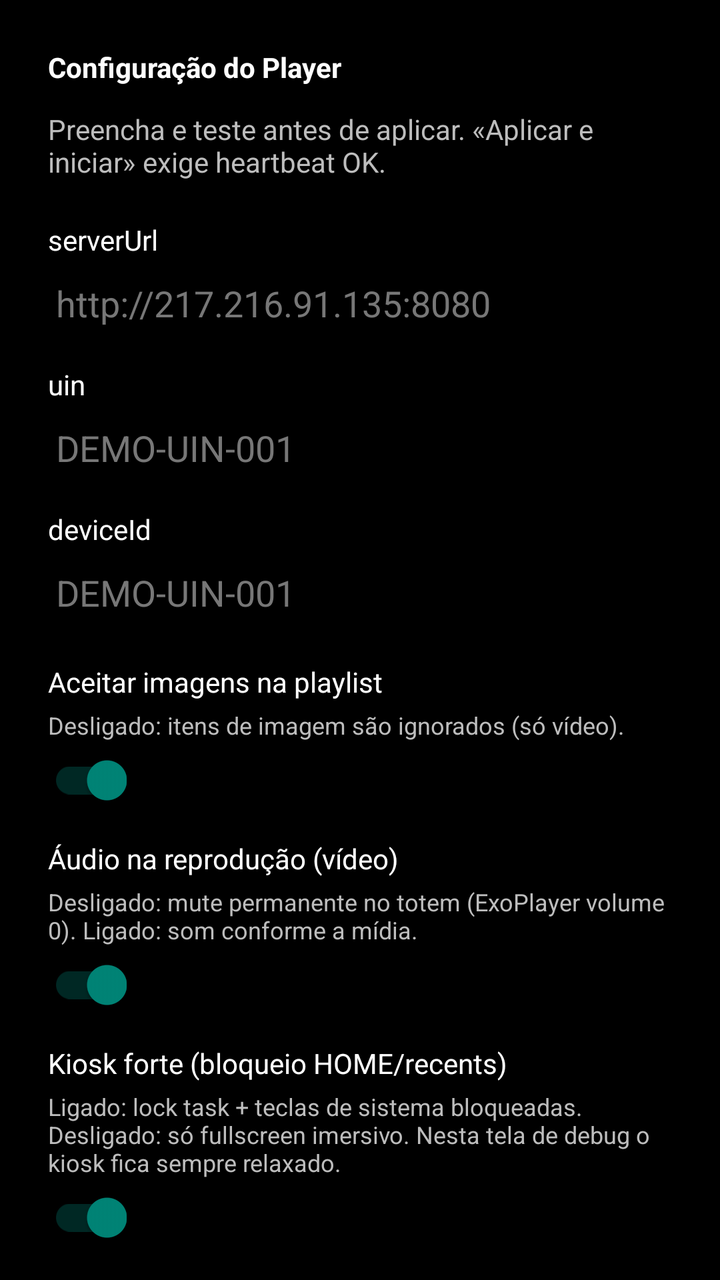
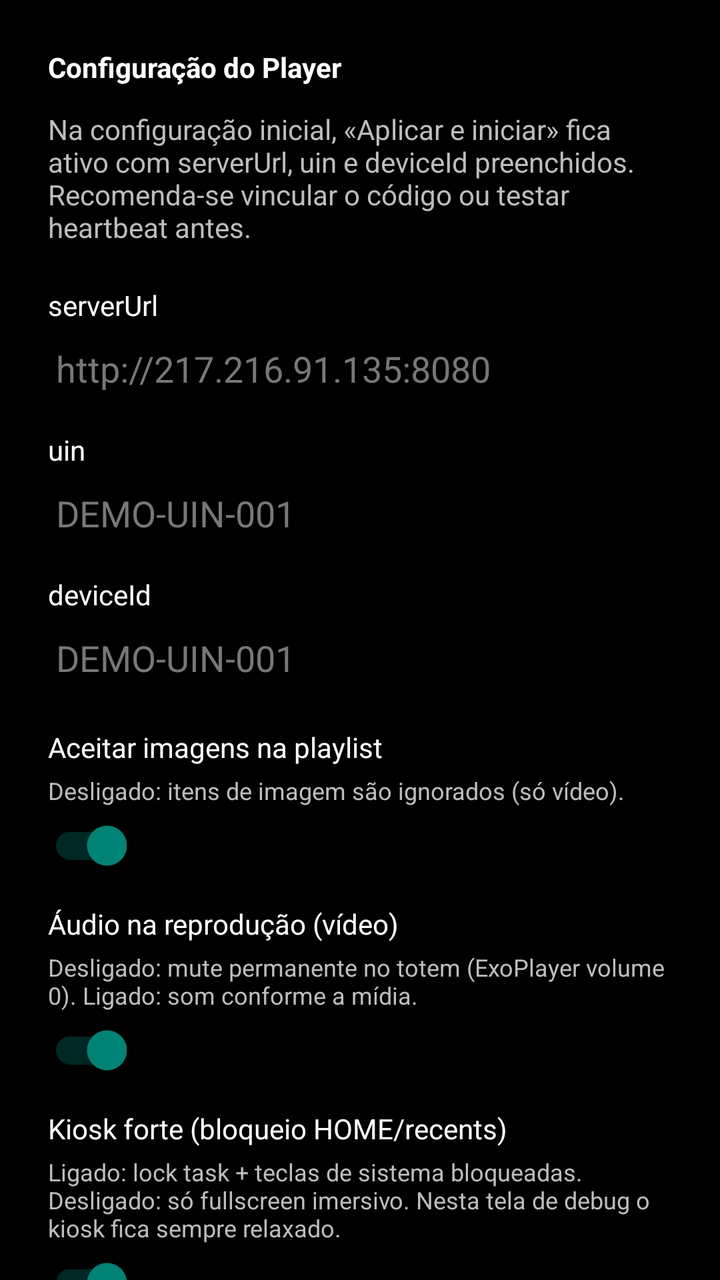

Before-and-after screenshots of an Android layout around one commit, followed by the original layout XML and the change that was made.
<!-- AndroidManifest.xml: activity theme Theme.PlayerAD -->
<!-- res/layout/activity_debug_config.xml -->
<?xml version="1.0" encoding="utf-8"?>
<ScrollView xmlns:android="http://schemas.android.com/apk/res/android"
    android:layout_width="match_parent"
    android:layout_height="match_parent"
    android:background="#000000">

    <LinearLayout
        android:layout_width="match_parent"
        android:layout_height="wrap_content"
        android:padding="24dp"
        android:orientation="vertical">

        <TextView
            android:id="@+id/textReason"
            android:layout_width="match_parent"
            android:layout_height="wrap_content"
            android:textColor="#FFFFFF"
            android:textStyle="bold"
            android:text="Configuração do Player"/>

        <LinearLayout
            android:id="@+id/panelSuSetup"
            android:layout_width="match_parent"
            android:layout_height="wrap_content"
            android:layout_marginTop="16dp"
            android:background="#1E2A1E"
            android:orientation="vertical"
            android:padding="16dp"
            android:visibility="gone">

            <TextView
                android:layout_width="match_parent"
                android:layout_height="wrap_content"
                android:text="@string/su_section_title"
                android:textColor="#A5D6A7"
                android:textSize="16sp"
                android:textStyle="bold" />

            <TextView
                android:layout_width="match_parent"
                android:layout_height="wrap_content"
                android:layout_marginTop="8dp"
                android:lineSpacingExtra="3dp"
                android:text="@string/su_section_hint"
                android:textColor="#C8E6C9"
                android:textSize="13sp" />

            <TextView
                android:id="@+id/textSuStatus"
                android:layout_width="match_parent"
                android:layout_height="wrap_content"
                android:layout_marginTop="12dp"
                android:text="@string/su_status_pending"
                android:textColor="#FFFFFF"
                android:textSize="14sp"
                android:textStyle="bold" />

            <Button
                android:id="@+id/btnRequestSu"
                android:layout_width="match_parent"
                android:layout_height="wrap_content"
                android:layout_marginTop="12dp"
                android:text="@string/su_btn_request" />
        </LinearLayout>

        <TextView
            android:layout_width="match_parent"
            android:layout_height="wrap_content"
            android:layout_marginTop="12dp"
            android:textColor="#BDBDBD"
            android:text="Preencha e teste antes de aplicar. «Aplicar e iniciar» exige heartbeat OK."/>

        <TextView
            android:layout_width="match_parent"
            android:layout_height="wrap_content"
            android:layout_marginTop="20dp"
            android:textColor="#FFFFFF"
            android:text="serverUrl"/>

        <EditText
            android:id="@+id/editServerUrl"
            android:layout_width="match_parent"
            android:layout_height="wrap_content"
            android:inputType="textUri"
            android:textColor="#FFFFFF"
            android:textColorHint="#777777"
            android:hint="http://217.216.91.135:8080"/>

        <TextView
            android:layout_width="match_parent"
            android:layout_height="wrap_content"
            android:layout_marginTop="12dp"
            android:textColor="#FFFFFF"
            android:text="uin"/>

        <EditText
            android:id="@+id/editUin"
            android:layout_width="match_parent"
            android:layout_height="wrap_content"
            android:inputType="text"
            android:textColor="#FFFFFF"
            android:textColorHint="#777777"
            android:hint="DEMO-UIN-001"/>

        <TextView
            android:layout_width="match_parent"
            android:layout_height="wrap_content"
            android:layout_marginTop="12dp"
            android:textColor="#FFFFFF"
            android:text="deviceId"/>

        <EditText
            android:id="@+id/editDeviceId"
            android:layout_width="match_parent"
            android:layout_height="wrap_content"
            android:inputType="text"
            android:textColor="#FFFFFF"
            android:textColorHint="#777777"
            android:hint="DEMO-UIN-001"/>

        <TextView
            android:layout_width="match_parent"
            android:layout_height="wrap_content"
            android:layout_marginTop="16dp"
            android:textColor="#FFFFFF"
            android:text="Aceitar imagens na playlist"/>

        <TextView
            android:layout_width="match_parent"
            android:layout_height="wrap_content"
            android:layout_marginTop="4dp"
            android:textColor="#BDBDBD"
            android:textSize="12sp"
            android:text="Desligado: itens de imagem são ignorados (só vídeo)."/>

        <androidx.appcompat.widget.SwitchCompat
            android:id="@+id/switchAcceptImages"
            android:layout_width="wrap_content"
            android:layout_height="wrap_content"
            android:layout_marginTop="6dp"
            android:checked="true"/>

        <TextView
            android:layout_width="match_parent"
            android:layout_height="wrap_content"
            android:layout_marginTop="16dp"
            android:textColor="#FFFFFF"
            android:text="Áudio na reprodução (vídeo)"/>

        <TextView
            android:layout_width="match_parent"
            android:layout_height="wrap_content"
            android:layout_marginTop="4dp"
            android:textColor="#BDBDBD"
            android:textSize="12sp"
            android:text="Desligado: mute permanente no totem (ExoPlayer volume 0). Ligado: som conforme a mídia."/>

        <androidx.appcompat.widget.SwitchCompat
            android:id="@+id/switchAllowPlaybackAudio"
            android:layout_width="wrap_content"
            android:layout_height="wrap_content"
            android:layout_marginTop="6dp"
            android:checked="true"/>

        <TextView
            android:layout_width="match_parent"
            android:layout_height="wrap_content"
            android:layout_marginTop="16dp"
            android:textColor="#FFFFFF"
            android:text="Kiosk forte (bloqueio HOME/recents)"/>

        <TextView
            android:layout_width="match_parent"
            android:layout_height="wrap_content"
            android:layout_marginTop="4dp"
            android:textColor="#BDBDBD"
            android:textSize="12sp"
            android:text="Ligado: lock task + teclas de sistema bloqueadas. Desligado: só fullscreen imersivo. Nesta tela de debug o kiosk fica sempre relaxado."/>

        <androidx.appcompat.widget.SwitchCompat
            android:id="@+id/switchStrongKiosk"
            android:layout_width="wrap_content"
            android:layout_height="wrap_content"
            android:layout_marginTop="6dp"
            android:checked="true"/>

        <TextView
            android:layout_width="match_parent"
            android:layout_height="wrap_content"
            android:layout_marginTop="16dp"
            android:textColor="#FFFFFF"
            android:text="Montagem do painel (orientação física)"/>

        <TextView
            android:layout_width="match_parent"
            android:layout_height="wrap_content"
            android:layout_marginTop="4dp"
            android:textColor="#BDBDBD"
            android:textSize="12sp"
            android:text="Como o totem está instalado na parede. O player aplica rotação no dispositivo e exibe mídia 9:16 dentro do viewport."/>

        <Spinner
            android:id="@+id/spinnerScreenOrientation"
            android:layout_width="match_parent"
            android:layout_height="wrap_content"
            android:layout_marginTop="8dp"/>

        <TextView
            android:id="@+id/textOrientationDegrees"
            android:layout_width="match_parent"
            android:layout_height="wrap_content"
            android:layout_marginTop="8dp"
            android:textColor="#BDBDBD"
            android:textSize="13sp"
            android:text="0° — retrato (portrait)"/>

        <TextView
            android:layout_width="match_parent"
            android:layout_height="wrap_content"
            android:layout_marginTop="12dp"
            android:textColor="#FFFFFF"
            android:text="Provisionamento do sistema (ADB)"/>

        <TextView
            android:layout_width="match_parent"
            android:layout_height="wrap_content"
            android:layout_marginTop="4dp"
            android:textColor="#BDBDBD"
            android:textSize="12sp"
            android:text="Somente leitura. Portrait no SO e launcher exigem install-player-adb.ps1 no PC com depuração USB."/>

        <TextView
            android:id="@+id/textSystemProvisioning"
            android:layout_width="match_parent"
            android:layout_height="wrap_content"
            android:layout_marginTop="8dp"
            android:textColor="#9E9E9E"
            android:textSize="11sp"
            android:fontFamily="monospace"
            android:text="A carregar..."/>

        <TextView
            android:layout_width="match_parent"
            android:layout_height="wrap_content"
            android:layout_marginTop="16dp"
            android:textColor="#FFFFFF"
            android:text="Batimento cardiaco (segundos)"/>

        <TextView
            android:layout_width="match_parent"
            android:layout_height="wrap_content"
            android:layout_marginTop="4dp"
            android:textColor="#BDBDBD"
            android:textSize="12sp"
            android:text="Intervalo do heartbeat: comandos remotos, OTA, presença online. Sem pedir dispatch. Mínimo: 10s (recomendado: 120s)."/>

        <EditText
            android:id="@+id/editBatimentoCardiaco"
            android:layout_width="match_parent"
            android:layout_height="wrap_content"
            android:layout_marginTop="6dp"
            android:inputType="number"
            android:textColor="#FFFFFF"
            android:textColorHint="#777777"
            android:hint="120"/>

        <TextView
            android:layout_width="match_parent"
            android:layout_height="wrap_content"
            android:layout_marginTop="16dp"
            android:textColor="#FFFFFF"
            android:text="Atualizar plano / dispatch (segundos)"/>

        <TextView
            android:layout_width="match_parent"
            android:layout_height="wrap_content"
            android:layout_marginTop="4dp"
            android:textColor="#BDBDBD"
            android:textSize="12sp"
            android:text="Intervalo para GET /dispatch (plano de mídia). Independente do fim de ciclo. Mínimo: 10s (recomendado: 600s)."/>

        <EditText
            android:id="@+id/editMaxSecondsWithoutServerCheck"
            android:layout_width="match_parent"
            android:layout_height="wrap_content"
            android:layout_marginTop="6dp"
            android:inputType="number"
            android:textColor="#FFFFFF"
            android:textColorHint="#777777"
            android:hint="60"/>

        <TextView
            android:layout_width="match_parent"
            android:layout_height="wrap_content"
            android:layout_marginTop="16dp"
            android:textColor="#FFFFFF"
            android:text="Armazenamento (mídias / cache)"/>

        <TextView
            android:layout_width="match_parent"
            android:layout_height="wrap_content"
            android:layout_marginTop="4dp"
            android:textColor="#BDBDBD"
            android:textSize="12sp"
            android:text="auto = preferir volume removível (USB/SD) se o Android expuser em getExternalFilesDirs; path_override = pasta absoluta."/>

        <Spinner
            android:id="@+id/spinnerStorage"
            android:layout_width="match_parent"
            android:layout_height="wrap_content"
            android:layout_marginTop="8dp"/>

        <TextView
            android:layout_width="match_parent"
            android:layout_height="wrap_content"
            android:layout_marginTop="8dp"
            android:textColor="#FFFFFF"
            android:textSize="12sp"
            android:text="Caminho (só se path_override)"/>

        <EditText
            android:id="@+id/editStoragePath"
            android:layout_width="match_parent"
            android:layout_height="wrap_content"
            android:inputType="textUri"
            android:textColor="#FFFFFF"
            android:textColorHint="#777777"
            android:hint="/storage/.../Android/data/.../files"/>

        <TextView
            android:layout_width="match_parent"
            android:layout_height="wrap_content"
            android:layout_marginTop="20dp"
            android:textColor="#FFFFFF"
            android:textStyle="bold"
            android:text="Rede local (IPv4)"/>

        <TextView
            android:layout_width="match_parent"
            android:layout_height="wrap_content"
            android:layout_marginTop="6dp"
            android:textColor="#BDBDBD"
            android:textSize="12sp"
            android:text="Interfaces detectadas neste aparelho (eth/en = cabo, wlan = Wi‑Fi)."/>

        <TextView
            android:layout_width="match_parent"
            android:layout_height="wrap_content"
            android:layout_marginTop="10dp"
            android:textColor="#9CCC65"
            android:textSize="12sp"
            android:text="Ethernet"/>

        <TextView
            android:id="@+id/textIpEthernet"
            android:layout_width="match_parent"
            android:layout_height="wrap_content"
            android:textColor="#FFFFFF"
            android:textSize="13sp"
            android:fontFamily="monospace"
            android:text="—"/>

        <TextView
            android:layout_width="match_parent"
            android:layout_height="wrap_content"
            android:layout_marginTop="10dp"
            android:textColor="#64B5F6"
            android:textSize="12sp"
            android:text="Wi‑Fi"/>

        <TextView
            android:id="@+id/textIpWifi"
            android:layout_width="match_parent"
            android:layout_height="wrap_content"
            android:textColor="#FFFFFF"
            android:textSize="13sp"
            android:fontFamily="monospace"
            android:text="—"/>

        <TextView
            android:id="@+id/labelIpOther"
            android:layout_width="match_parent"
            android:layout_height="wrap_content"
            android:layout_marginTop="10dp"
            android:textColor="#BDBDBD"
            android:textSize="12sp"
            android:visibility="gone"
            android:text="Outras interfaces"/>

        <TextView
            android:id="@+id/textIpOther"
            android:layout_width="match_parent"
            android:layout_height="wrap_content"
            android:textColor="#FFFFFF"
            android:textSize="12sp"
            android:fontFamily="monospace"
            android:visibility="gone"
            android:text=""/>

        <TextView
            android:layout_width="match_parent"
            android:layout_height="wrap_content"
            android:layout_marginTop="20dp"
            android:textColor="#FFFFFF"
            android:textStyle="bold"
            android:text="Estado offline"/>

        <TextView
            android:layout_width="match_parent"
            android:layout_height="wrap_content"
            android:layout_marginTop="6dp"
            android:textColor="#BDBDBD"
            android:textSize="11sp"
            android:text="Fonte do plano, último DispatchPlan persistido e total de mídias locais (propagandas/vinhetas)."/>

        <TextView
            android:id="@+id/textOfflineState"
            android:layout_width="match_parent"
            android:layout_height="wrap_content"
            android:layout_marginTop="8dp"
            android:textColor="#E0E0E0"
            android:textSize="12sp"
            android:fontFamily="monospace"
            android:text="(carregar...)"/>

        <LinearLayout
            android:layout_width="match_parent"
            android:layout_height="wrap_content"
            android:orientation="horizontal"
            android:layout_marginTop="18dp">

            <Button
                android:id="@+id/btnRegisterActivation"
                android:layout_width="match_parent"
                android:layout_height="wrap_content"
                android:text="Vincular código ao hardware"/>
        </LinearLayout>

        <LinearLayout
            android:layout_width="match_parent"
            android:layout_height="wrap_content"
            android:orientation="horizontal"
            android:layout_marginTop="12dp">

            <Button
                android:id="@+id/btnTestHeartbeat"
                android:layout_width="0dp"
                android:layout_height="wrap_content"
                android:layout_weight="1"
                android:text="Teste heartbeat"/>

            <Button
                android:id="@+id/btnTestDispatch"
                android:layout_width="0dp"
                android:layout_height="wrap_content"
                android:layout_weight="1"
                android:layout_marginStart="12dp"
                android:text="DispatchPlan"/>
        </LinearLayout>

        <LinearLayout
            android:layout_width="match_parent"
            android:layout_height="wrap_content"
            android:orientation="horizontal"
            android:layout_marginTop="12dp">

            <Button
                android:id="@+id/btnApplyAndStart"
                android:layout_width="0dp"
                android:layout_height="wrap_content"
                android:layout_weight="1"
                android:text="Aplicar e iniciar"/>

            <Button
                android:id="@+id/btnStartWithoutSave"
                android:layout_width="0dp"
                android:layout_height="wrap_content"
                android:layout_weight="1"
                android:layout_marginStart="12dp"
                android:text="Iniciar sem salvar"/>
        </LinearLayout>

        <TextView
            android:id="@+id/textStatus"
            android:layout_width="match_parent"
            android:layout_height="wrap_content"
            android:layout_marginTop="18dp"
            android:textColor="#FFFFFF"
            android:textSize="12sp"
            android:text="Status..."/>

        <TextView
            android:layout_width="match_parent"
            android:layout_height="wrap_content"
            android:layout_marginTop="24dp"
            android:textColor="#FFFFFF"
            android:textStyle="bold"
            android:text="Registo operacional"/>

        <TextView
            android:layout_width="match_parent"
            android:layout_height="wrap_content"
            android:layout_marginTop="6dp"
            android:textColor="#BDBDBD"
            android:textSize="11sp"
            android:text="Ações, erros e recebimento de DispatchPlan (data/hora). Ficheiro privado em filesDir do app."/>

        <LinearLayout
            android:layout_width="match_parent"
            android:layout_height="wrap_content"
            android:orientation="horizontal"
            android:layout_marginTop="10dp">

            <Button
                android:id="@+id/btnRefreshOperationalLog"
                android:layout_width="0dp"
                android:layout_height="wrap_content"
                android:layout_weight="1"
                android:text="Atualizar registo"/>

            <Button
                android:id="@+id/btnClearOperationalLog"
                android:layout_width="0dp"
                android:layout_height="wrap_content"
                android:layout_weight="1"
                android:layout_marginStart="12dp"
                android:text="Limpar registo"/>
        </LinearLayout>

        <ScrollView
            android:layout_width="match_parent"
            android:layout_height="320dp"
            android:layout_marginTop="8dp"
            android:fillViewport="true"
            android:background="#1A1A1A">

            <TextView
                android:id="@+id/textOperationalLog"
                android:layout_width="match_parent"
                android:layout_height="wrap_content"
                android:padding="10dp"
                android:textColor="#E0E0E0"
                android:textSize="10sp"
                android:fontFamily="monospace"
                android:textIsSelectable="true"
                android:text="(carregar…)"/>
        </ScrollView>

    </LinearLayout>
</ScrollView>
<!-- resources referenced by this layout -->
<resources>
  <string name="su_btn_request">Solicitar autorização SU</string>
  <string name="su_section_hint">Toque no botão abaixo. O diálogo do Android aparecerá por cima desta tela — use o controle para selecionar Permitir.\n\nAlguns firmwares voltam a perguntar em ~15 min sem opção permanente; isso é do sistema.</string>
  <string name="su_section_title">1. Autorização root (SU) — obrigatório</string>
  <string name="su_status_pending">Status: pendente — autorize na janela do Android</string>
  <style name="Theme.PlayerAD" parent="Theme.AppCompat.Light.NoActionBar">
          <item name="android:windowFullscreen">true</item>
          <item name="android:showOnLockScreen">true</item>
      </style>
</resources>

<!-- the commit's change to res/layout/activity_debug_config.xml (unified diff, before → after) -->
@@ -68,7 +68,7 @@
             android:layout_height="wrap_content"
             android:layout_marginTop="12dp"
             android:textColor="#BDBDBD"
-            android:text="Preencha e teste antes de aplicar. «Aplicar e iniciar» exige heartbeat OK."/>
+            android:text="Na configuração inicial, «Aplicar e iniciar» fica ativo com serverUrl, uin e deviceId preenchidos. Recomenda-se vincular o código ou testar heartbeat antes."/>
 
         <TextView
             android:layout_width="match_parent"
